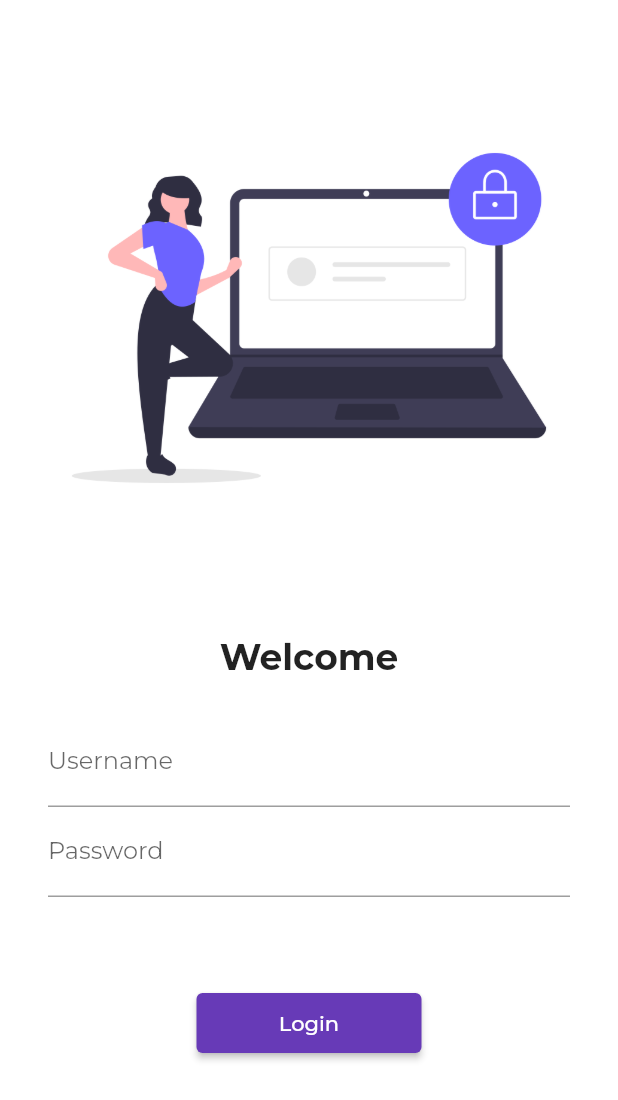
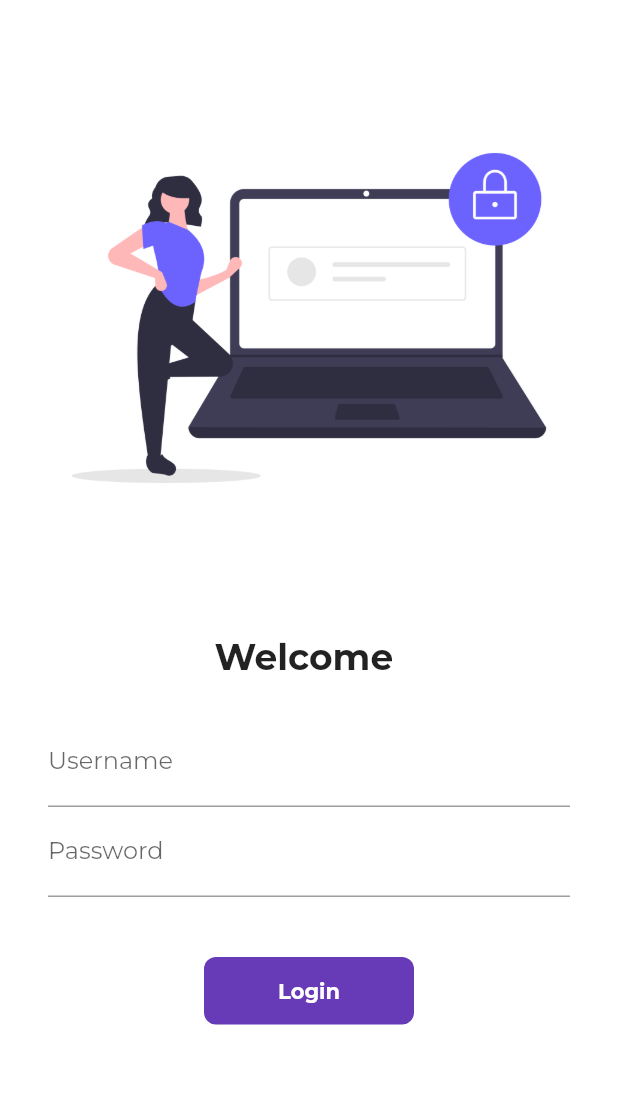
Before and after one commit to ShahvaizErnest/LearningFlutter, a Flutter app: the screen it shows after launch, on a phone screen of 412 x 824 dp. Shown: the top 1100 px of the screen. Run offline on Flutter 3.47's test engine with Material 2 defaults, Android fonts, the phone set to English and light mode, and no system bars; our stand-ins replace google_fonts.

Commit message:
Day 6 Completed

```diff
--- a/lib/pages/login_page.dart
+++ b/lib/pages/login_page.dart
@@ -1,7 +1,18 @@
+// ignore_for_file: prefer_const_constructors, sort_child_properties_last
+
+import 'package:flutter/foundation.dart';
 import 'package:flutter/material.dart';
 import 'package:flutter_application_1/utilities/routes.dart';
 
-class LoginPage extends StatelessWidget {
+class LoginPage extends StatefulWidget {
+  @override
+  State<LoginPage> createState() => _LoginPageState();
+}
+
+class _LoginPageState extends State<LoginPage> {
+  String name = "";
+  bool changeButton = false;
+
   @override
   Widget build(BuildContext context) {
     // ignore: prefer_const_constructors
@@ -20,7 +31,7 @@ class LoginPage extends StatelessWidget {
               ),
               // ignore: prefer_const_constructors
               Text(
-                "Welcome",
+                "Welcome $name",
                 // ignore: prefer_const_constructors
                 style: TextStyle(
                   fontSize: 24,
@@ -37,6 +48,10 @@ class LoginPage extends StatelessWidget {
                         // ignore: prefer_const_constructors
                         decoration: InputDecoration(
                             hintText: "Enter Username", labelText: "Username"),
+                        onChanged: (value) {
+                          name = value;
+                          setState(() {});
+                        },
                       ),
                       TextFormField(
                         // ignore: prefer_const_constructors
@@ -45,16 +60,49 @@ class LoginPage extends StatelessWidget {
                             hintText: "Enter Password", labelText: "Password"),
                       ),
                       Padding(
-                        padding: const EdgeInsets.symmetric(vertical: 60),
-                        child: ElevatedButton(
-                          child: Text("Login"),
-                          style:
-                              TextButton.styleFrom(minimumSize: Size(150, 40)),
-                          onPressed: () {
+                        padding: const EdgeInsets.symmetric(vertical: 40),
+                        child: InkWell(
+                          onTap: () async {
+                            setState(() {
+                              changeButton = true;
+                            });
+                            await Future.delayed(Duration(seconds: 1));
                             Navigator.pushNamed(context, MyRoutes.homeRoute);
                           },
+                          child: AnimatedContainer(
+                            duration: Duration(seconds: 1),
+                            width: changeButton ? 45 : 140,
+                            height: 45,
+                            alignment: Alignment.center,
+                            child: changeButton
+                                ? Icon(
+                                    Icons.done,
+                                    color: Colors.white,
+                                  )
+                                : Text(
+                                    "Login",
+                                    style: TextStyle(
+                                        color: Colors.white,
+                                        fontWeight: FontWeight.bold),
+                                  ),
+                            decoration: BoxDecoration(
+                                color: Colors.deepPurple,
+                                borderRadius: BorderRadius.circular(
+                                    changeButton ? 45 : 8)),
+                          ),
                         ),
                       ),
+                      // Padding(
+                      //   padding: const EdgeInsets.symmetric(vertical: 60),
+                      //   child: ElevatedButton(
+                      //     child: Text("Login"),
+                      //     style:
+                      //         TextButton.styleFrom(minimumSize: Size(150, 40)),
+                      //     onPressed: () {
+                      //       Navigator.pushNamed(context, MyRoutes.homeRoute);
+                      //     },
+                      //   ),
+                      // ),
                     ],
                   ),
                 ),
```
